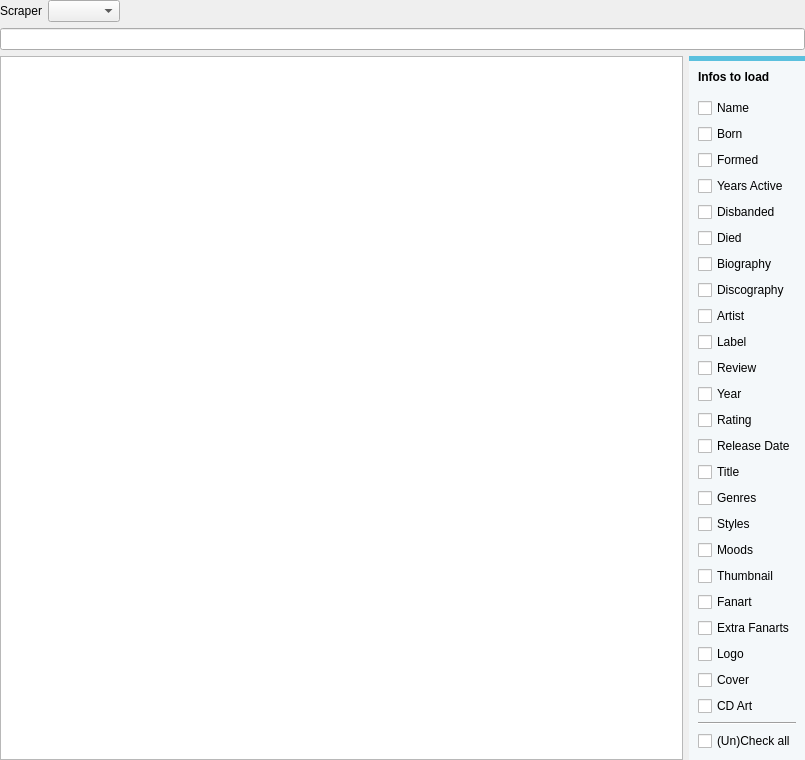
Above: music/MusicSearchWidget.ui from Komet/MediaElch before the change. Below: the same form after it.
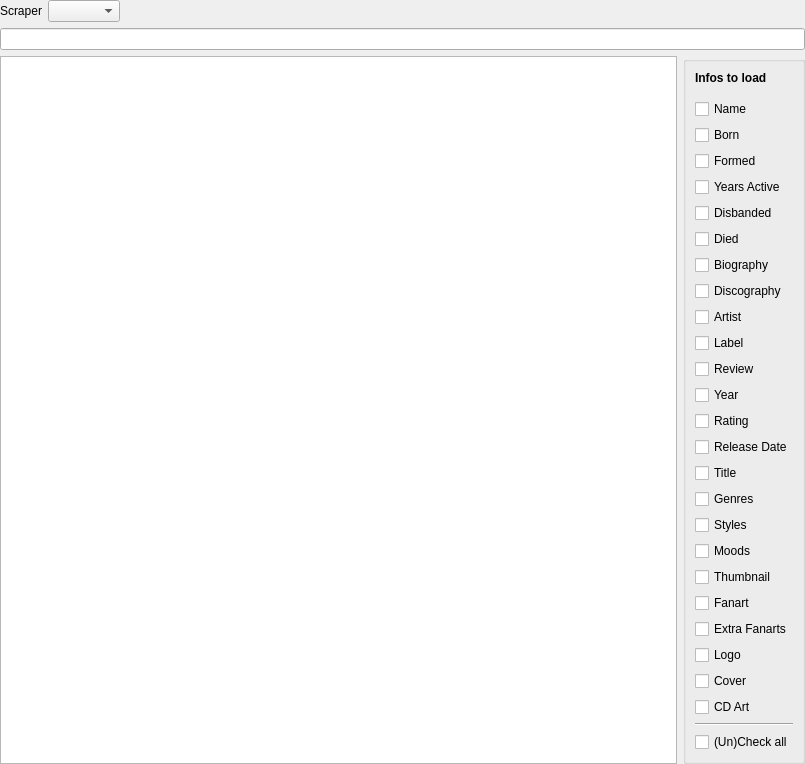
That is the form after the change. Custom widgets are drawn as their Qt base class.

Diff of the .ui file:
```diff
--- a/music/MusicSearchWidget.ui
+++ b/music/MusicSearchWidget.ui
@@ -60,12 +60,6 @@
     <layout class="QHBoxLayout" name="horizontalLayout_3" stretch="0,0">
      <item>
       <widget class="QTableWidget" name="results">
-       <property name="styleSheet">
-        <string notr="true">alternate-background-color: rgb(243, 246, 250);
-color: #395265;
-selection-background-color: qlineargradient(spread:pad, x1:0, y1:0, x2:0, y2:1, stop:0 #4185b6, stop:1 #1b6aa5);
-</string>
-       </property>
        <property name="editTriggers">
         <set>QAbstractItemView::NoEditTriggers</set>
        </property>
@@ -107,13 +101,6 @@
            <verstretch>0</verstretch>
           </sizepolicy>
          </property>
-         <property name="styleSheet">
-          <string notr="true">QGroupBox {
-    border-radius: 0px;
-    border-top: 5px solid #5BC0DE; 
-    background-color: #F4F8FA;
-}</string>
-         </property>
          <property name="title">
           <string/>
          </property>
```
